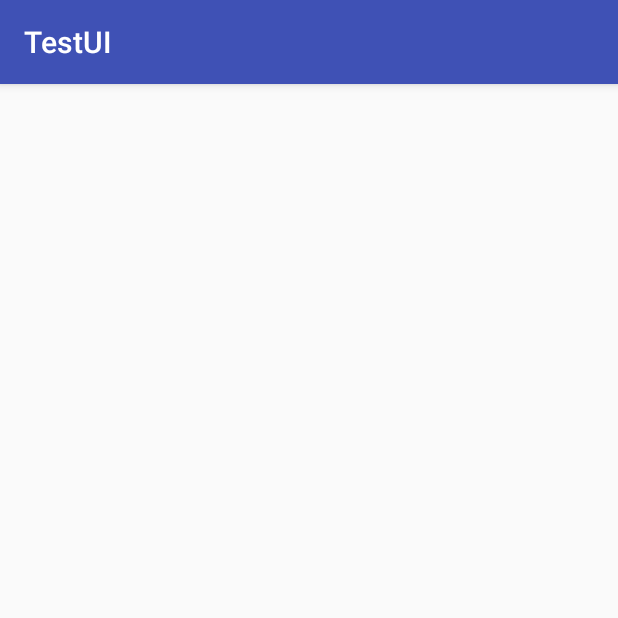
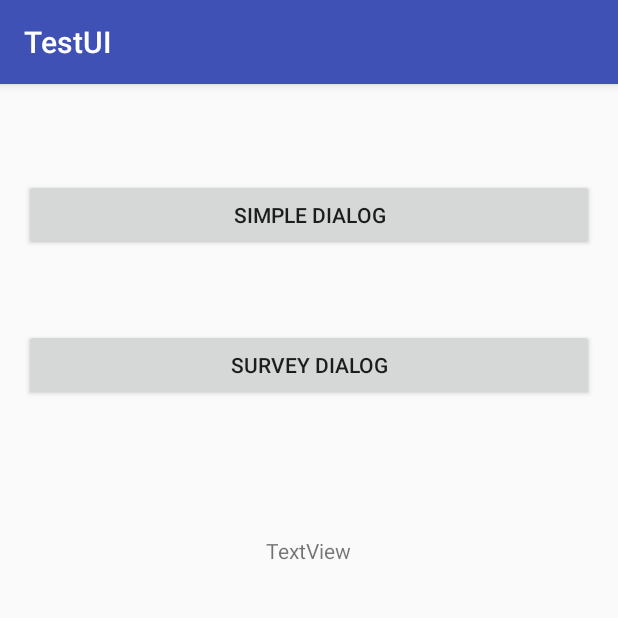
Before and after one commit to karenfreemansmith/AndroidUIsamples, an Android app: the DialogActivity screen opened directly, with no data from a screen before it, on a phone screen of 412 x 824 dp, the top half of it. Run offline under Robolectric (Android 15) with nearby library versions, the phone set to English and light mode, and no system bars.

Commit message:
get data from dialog into main activity

```diff
--- a/app/src/main/java/com/microacademylabs/testui/DialogActivity.java
+++ b/app/src/main/java/com/microacademylabs/testui/DialogActivity.java
@@ -2,18 +2,38 @@ package com.microacademylabs.testui;
 
 import android.support.v7.app.AppCompatActivity;
 import android.os.Bundle;
+import android.view.View;
+import android.widget.Button;
 
 
 public class DialogActivity extends AppCompatActivity {
+    private Button btnSimple;
+    private Button btnSurvey;
 
     @Override
     protected void onCreate(Bundle savedInstanceState) {
         super.onCreate(savedInstanceState);
         setContentView(R.layout.activity_dialog);
 
-        android.app.FragmentManager fm = getFragmentManager();
-        MoodDialogFragment moodDialogFragment = new MoodDialogFragment();
-        moodDialogFragment.show(fm, "Sample Fragment");
+        final android.app.FragmentManager fm = getFragmentManager();
+        btnSimple=(Button)findViewById(R.id.button1);
+        btnSimple.setOnClickListener(new View.OnClickListener() {
+            @Override
+            public void onClick(View v) {
+                BuilderDialogFragment builderDialogFragment = new BuilderDialogFragment();
+                builderDialogFragment.show(fm, "Simple Builder");
+            }
+        });
+
+        btnSurvey=(Button)findViewById(R.id.button2);
+        btnSurvey.setOnClickListener(new View.OnClickListener() {
+            @Override
+            public void onClick(View v) {
+                MoodDialogFragment moodDialogFragment = new MoodDialogFragment();
+                moodDialogFragment.show(fm, "Survey Fragment");
+            }
+        });
+
     }
 
 
--- a/app/src/main/res/layout/activity_dialog.xml
+++ b/app/src/main/res/layout/activity_dialog.xml
@@ -9,5 +9,31 @@
     android:paddingRight="@dimen/activity_horizontal_margin"
     android:paddingTop="@dimen/activity_vertical_margin"
     tools:context="com.microacademylabs.testui.DialogActivity">
+    <Button
+        android:id="@+id/button1"
+        android:text="Simple Dialog"
+        android:layout_width="match_parent"
+        android:layout_height="wrap_content"
+        android:layout_alignParentTop="true"
+        android:layout_alignParentLeft="true"
+        android:layout_alignParentStart="true"
+        android:layout_marginTop="47dp"/>
+    <Button
+        android:id="@+id/button2"
+        android:text="Survey Dialog"
+        android:layout_width="match_parent"
+        android:layout_height="wrap_content"
+        android:layout_below="@+id/button1"
+        android:layout_alignParentLeft="true"
+        android:layout_alignParentStart="true"
+        android:layout_marginTop="52dp"/>
 
+    <TextView
+        android:id="@+id/tvTalk"
+        android:layout_width="wrap_content"
+        android:layout_height="wrap_content"
+        android:layout_below="@+id/button2"
+        android:layout_centerHorizontal="true"
+        android:layout_marginTop="90dp"
+        android:text="TextView"/>
 </RelativeLayout>
--- a/build.gradle
+++ b/build.gradle
@@ -5,7 +5,7 @@ buildscript {
         jcenter()
     }
     dependencies {
-        classpath 'com.android.tools.build:gradle:2.2.2'
+        classpath 'com.android.tools.build:gradle:2.3.2'
 
         // NOTE: Do not place your application dependencies here; they belong
         // in the individual module build.gradle files
```
Also changed, not shown: app/src/main/java/com/microacademylabs/testui/BuilderDialogFragment.java (added, +36 -0 lines), app/src/main/java/com/microacademylabs/testui/MoodDialogFragment.java (+27 -3 lines), gradle/wrapper/gradle-wrapper.properties.
